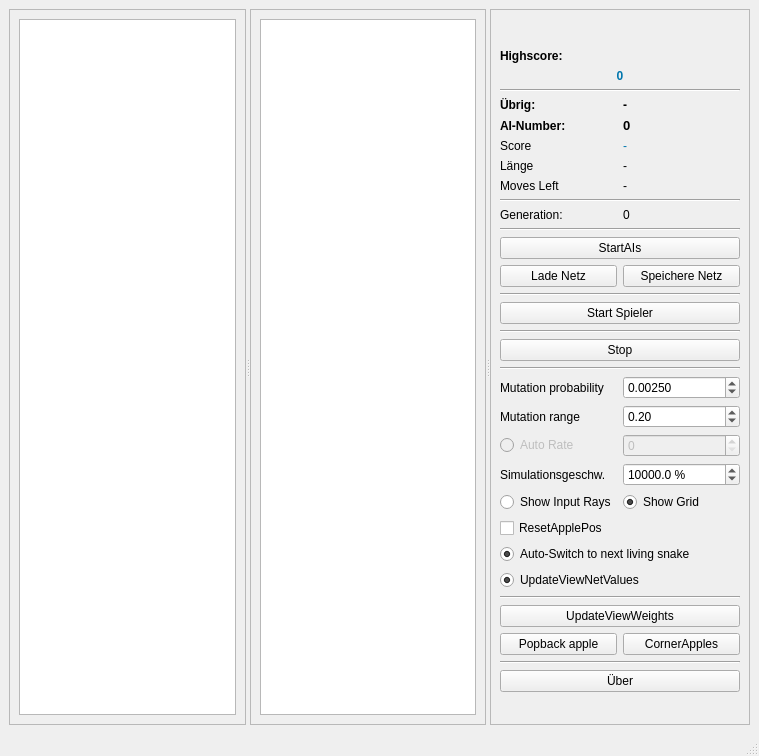
Qt form mainwindow.ui (M4RKUS28/SnakeIO) before a commit.
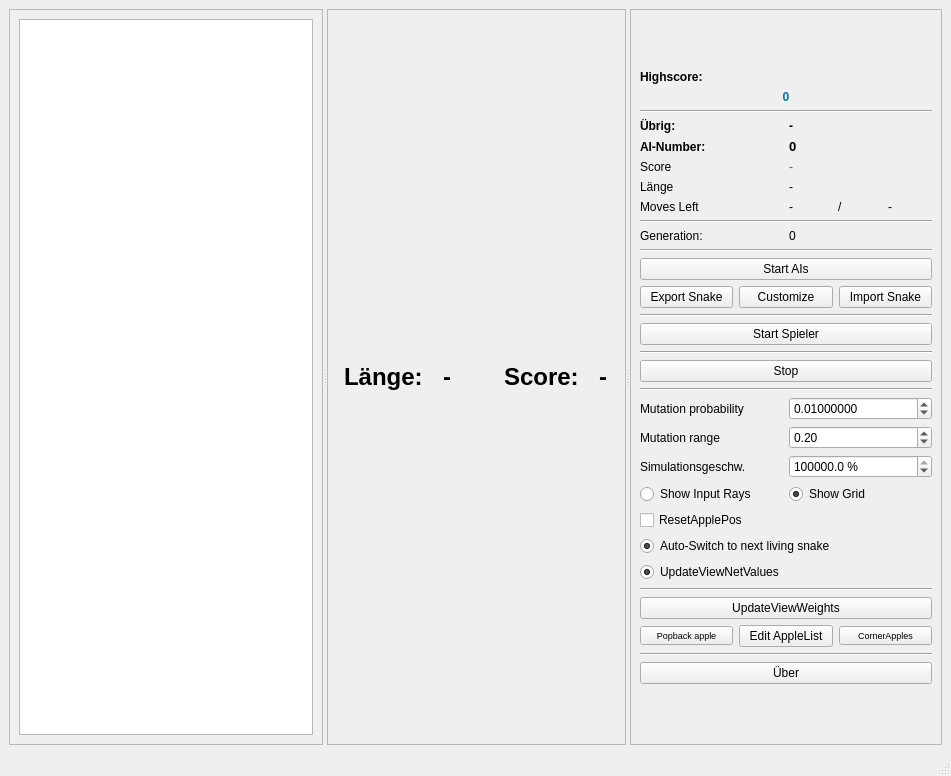
The same form after that commit. Icons and pictures are not drawn. Custom widgets are drawn as their Qt base class.

```diff
--- a/mainwindow.ui
+++ b/mainwindow.ui
@@ -6,8 +6,8 @@
    <rect>
     <x>0</x>
     <y>0</y>
-    <width>759</width>
-    <height>756</height>
+    <width>951</width>
+    <height>776</height>
    </rect>
   </property>
   <property name="windowTitle">
@@ -39,15 +39,15 @@
          <rect>
           <x>0</x>
           <y>0</y>
-          <width>235</width>
-          <height>714</height>
+          <width>306</width>
+          <height>734</height>
          </rect>
         </property>
         <layout class="QHBoxLayout" name="horizontalLayout_2">
          <item>
           <widget class="QGraphicsView" name="graphicsView_ViewNet">
            <property name="sizePolicy">
-            <sizepolicy hsizetype="Expanding" vsizetype="Expanding">
+            <sizepolicy hsizetype="Preferred" vsizetype="Preferred">
              <horstretch>0</horstretch>
              <verstretch>0</verstretch>
             </sizepolicy>
@@ -78,46 +78,164 @@
          <rect>
           <x>0</x>
           <y>0</y>
-          <width>234</width>
-          <height>714</height>
+          <width>307</width>
+          <height>734</height>
          </rect>
         </property>
-        <layout class="QHBoxLayout" name="horizontalLayout_3">
+        <property name="sizePolicy">
+         <sizepolicy hsizetype="Expanding" vsizetype="Expanding">
+          <horstretch>0</horstretch>
+          <verstretch>0</verstretch>
+         </sizepolicy>
+        </property>
+        <layout class="QVBoxLayout" name="verticalLayout">
+         <property name="sizeConstraint">
+          <enum>QLayout::SetDefaultConstraint</enum>
+         </property>
          <item>
-          <widget class="GraphicsView" name="graphicsView">
-           <property name="sizePolicy">
-            <sizepolicy hsizetype="Expanding" vsizetype="Expanding">
-             <horstretch>0</horstretch>
-             <verstretch>0</verstretch>
-            </sizepolicy>
+          <layout class="QHBoxLayout" name="horizontalLayout_3">
+           <property name="sizeConstraint">
+            <enum>QLayout::SetDefaultConstraint</enum>
            </property>
-           <property name="minimumSize">
-            <size>
-             <width>0</width>
-             <height>0</height>
-            </size>
-           </property>
-           <property name="maximumSize">
-            <size>
-             <width>16777215</width>
-             <height>999999</height>
-            </size>
-           </property>
-          </widget>
+           <item>
+            <spacer name="horizontalSpacer_2">
+             <property name="orientation">
+              <enum>Qt::Horizontal</enum>
+             </property>
+             <property name="sizeType">
+              <enum>QSizePolicy::Preferred</enum>
+             </property>
+             <property name="sizeHint" stdset="0">
+              <size>
+               <width>0</width>
+               <height>20</height>
+              </size>
+             </property>
+            </spacer>
+           </item>
+           <item>
+            <widget class="QLabel" name="label_12">
+             <property name="sizePolicy">
+              <sizepolicy hsizetype="Fixed" vsizetype="Fixed">
+               <horstretch>0</horstretch>
+               <verstretch>0</verstretch>
+              </sizepolicy>
+             </property>
+             <property name="font">
+              <font>
+               <pointsize>18</pointsize>
+               <bold>true</bold>
+              </font>
+             </property>
+             <property name="text">
+              <string>Länge: </string>
+             </property>
+            </widget>
+           </item>
+           <item>
+            <widget class="QLabel" name="label_length">
+             <property name="sizePolicy">
+              <sizepolicy hsizetype="Maximum" vsizetype="Fixed">
+               <horstretch>0</horstretch>
+               <verstretch>0</verstretch>
+              </sizepolicy>
+             </property>
+             <property name="font">
+              <font>
+               <pointsize>18</pointsize>
+               <bold>true</bold>
+              </font>
+             </property>
+             <property name="text">
+              <string>-</string>
+             </property>
+            </widget>
+           </item>
+           <item>
+            <spacer name="horizontalSpacer">
+             <property name="orientation">
+              <enum>Qt::Horizontal</enum>
+             </property>
+             <property name="sizeType">
+              <enum>QSizePolicy::Fixed</enum>
+             </property>
+             <property name="sizeHint" stdset="0">
+              <size>
+               <width>40</width>
+               <height>20</height>
+              </size>
+             </property>
+            </spacer>
+           </item>
+           <item>
+            <widget class="QLabel" name="label_11">
+             <property name="sizePolicy">
+              <sizepolicy hsizetype="Fixed" vsizetype="Fixed">
+               <horstretch>0</horstretch>
+               <verstretch>0</verstretch>
+              </sizepolicy>
+             </property>
+             <property name="font">
+              <font>
+               <pointsize>18</pointsize>
+               <bold>true</bold>
+              </font>
+             </property>
+             <property name="text">
+              <string>Score: </string>
+             </property>
+            </widget>
+           </item>
+           <item>
+            <widget class="QLabel" name="label_score">
+             <property name="sizePolicy">
+              <sizepolicy hsizetype="Maximum" vsizetype="Fixed">
+               <horstretch>0</horstretch>
+               <verstretch>0</verstretch>
+              </sizepolicy>
+             </property>
+             <property name="font">
+              <font>
+               <pointsize>18</pointsize>
+               <bold>true</bold>
+              </font>
+             </property>
+             <property name="text">
+              <string>-</string>
+             </property>
+            </widget>
+           </item>
+           <item>
+            <spacer name="horizontalSpacer_3">
+             <property name="orientation">
+              <enum>Qt::Horizontal</enum>
+             </property>
+             <property name="sizeType">
+              <enum>QSizePolicy::Preferred</enum>
+             </property>
+             <property name="sizeHint" stdset="0">
+              <size>
+               <width>0</width>
+               <height>20</height>
+              </size>
+             </property>
+            </spacer>
+           </item>
+          </layout>
          </item>
         </layout>
        </widget>
       </widget>
       <widget class="QScrollArea" name="scrollArea_3">
        <property name="sizePolicy">
-        <sizepolicy hsizetype="Fixed" vsizetype="Expanding">
+        <sizepolicy hsizetype="Preferred" vsizetype="Expanding">
          <horstretch>0</horstretch>
          <verstretch>0</verstretch>
         </sizepolicy>
        </property>
        <property name="minimumSize">
         <size>
-         <width>260</width>
+         <width>280</width>
          <height>0</height>
         </size>
        </property>
@@ -132,8 +250,8 @@
          <rect>
           <x>0</x>
           <y>0</y>
-          <width>244</width>
-          <height>724</height>
+          <width>306</width>
+          <height>734</height>
          </rect>
         </property>
         <property name="minimumSize">
@@ -145,52 +263,75 @@
         <layout class="QGridLayout" name="gridLayout">
          <item row="0" column="0">
           <layout class="QGridLayout" name="gridLayout_3">
+           <item row="11" column="0" colspan="2">
+            <widget class="Line" name="line_5">
+             <property name="orientation">
+              <enum>Qt::Horizontal</enum>
+             </property>
+            </widget>
+           </item>
+           <item row="8" column="0">
+            <widget class="QLabel" name="label_5">
+             <property name="text">
+              <string>Moves Left</string>
+             </property>
+            </widget>
+           </item>
+           <item row="7" column="1">
+            <widget class="QLabel" name="laength">
+             <property name="text">
+              <string>-</string>
+             </property>
+            </widget>
+           </item>
+           <item row="32" column="0" colspan="2">
+            <spacer name="verticalSpacer_4">
+             <property name="orientation">
+              <enum>Qt::Vertical</enum>
+             </property>
+             <property name="sizeType">
+              <enum>QSizePolicy::Expanding</enum>
+             </property>
+             <property name="sizeHint" stdset="0">
+              <size>
+               <width>20</width>
+               <height>10</height>
+              </size>
+             </property>
+            </spacer>
+           </item>
+           <item row="4" column="0">
+            <widget class="QLabel" name="label_2">
+             <property name="font">
+              <font>
+               <bold>true</bold>
+              </font>
+             </property>
+             <property name="text">
+              <string>Übrig:</string>
+             </property>
+            </widget>
+           </item>
            <item row="15" column="0" colspan="2">
-            <widget class="Line" name="line_6">
-             <property name="orientation">
-              <enum>Qt::Horizontal</enum>
-             </property>
-            </widget>
-           </item>
-           <item row="4" column="1">
-            <widget class="QLabel" name="label_count">
-             <property name="font">
-              <font>
-               <bold>true</bold>
-              </font>
-             </property>
+            <widget class="QPushButton" name="pushButton_2">
              <property name="text">
-              <string>-</string>
+              <string>Start Spieler</string>
              </property>
             </widget>
            </item>
-           <item row="21" column="1">
-            <widget class="QDoubleSpinBox" name="doubleSpinBoxMutRange">
+           <item row="19" column="1">
+            <widget class="QDoubleSpinBox" name="doubleSpinBox_learn_rate">
+             <property name="decimals">
+              <number>8</number>
+             </property>
+             <property name="maximum">
+              <double>1.000000000000000</double>
+             </property>
              <property name="singleStep">
-              <double>0.100000000000000</double>
+              <double>0.010000000000000</double>
              </property>
              <property name="value">
-              <double>0.200000000000000</double>
-             </property>
-            </widget>
-           </item>
-           <item row="27" column="0" colspan="2">
-            <widget class="QRadioButton" name="radioBUpdateViewNet">
-             <property name="text">
-              <string>UpdateViewNetValues</string>
-             </property>
-             <property name="checked">
-              <bool>true</bool>
-             </property>
-             <property name="autoExclusive">
-              <bool>false</bool>
-             </property>
-            </widget>
-           </item>
-           <item row="31" column="0">
-            <widget class="QPushButton" name="pushButton_3">
-             <property name="text">
-              <string>Popback apple</string>
+              <double>0.010000000000000</double>
              </property>
             </widget>
            </item>
@@ -207,59 +348,116 @@
              </property>
             </widget>
            </item>
-           <item row="6" column="1">
-            <widget class="QLabel" name="score">
-             <property name="styleSheet">
-              <string notr="true">color: rgb(0, 118, 173);</string>
-             </property>
-             <property name="text">
-              <string>-</string>
-             </property>
-            </widget>
+           <item row="8" column="1">
+            <layout class="QHBoxLayout" name="horizontalLayout_5">
+             <item>
+              <widget class="QLabel" name="moves_left">
+               <property name="text">
+                <string>-</string>
+               </property>
+               <property name="alignment">
+                <set>Qt::AlignLeading|Qt::AlignLeft|Qt::AlignVCenter</set>
+               </property>
+              </widget>
+             </item>
+             <item>
+              <widget class="QLabel" name="label_14">
+               <property name="sizePolicy">
+                <sizepolicy hsizetype="Fixed" vsizetype="Preferred">
+                 <horstretch>0</horstretch>
+                 <verstretch>0</verstretch>
+                </sizepolicy>
+               </property>
+               <property name="text">
+                <string>/</string>
+               </property>
+              </widget>
+             </item>
+             <item>
+              <widget class="QLabel" name="label_max_moves">
+               <property name="text">
+                <string>-</string>
+               </property>
+               <property name="alignment">
+                <set>Qt::AlignRight|Qt::AlignTrailing|Qt::AlignVCenter</set>
+               </property>
+              </widget>
+             </item>
+             <item>
+              <spacer name="horizontalSpacer_4">
+               <property name="orientation">
+                <enum>Qt::Horizontal</enum>
+               </property>
+               <property name="sizeType">
+                <enum>QSizePolicy::Preferred</enum>
+               </property>
+               <property name="sizeHint" stdset="0">
+                <size>
+                 <width>40</width>
+                 <height>0</height>
+                </size>
+               </property>
+              </spacer>
+             </item>
+            </layout>
            </item>
-           <item row="8" column="0">
-            <widget class="QLabel" name="label_5">
+           <item row="20" column="0">
+            <widget class="QLabel" name="label_10">
              <property name="text">
-              <string>Moves Left</string>
+              <string>Mutation range</string>
              </property>
             </widget>
            </item>
-           <item row="13" column="1">
-            <widget class="QPushButton" name="pushButton_store">
+           <item row="21" column="0">
+            <widget class="QLabel" name="label_8">
              <property name="text">
-              <string>Speichere Netz</string>
+              <string>Simulationsgeschw.</string>
              </property>
             </widget>
            </item>
-           <item row="10" column="1">
-            <widget class="QLabel" name="label_10_gen">
+           <item row="27" column="0" colspan="2">
+            <widget class="QPushButton" name="pushButton_updateWeights">
              <property name="text">
-              <string>0</string>
+              <string>UpdateViewWeights</string>
              </property>
             </widget>
            </item>
-           <item row="18" column="0" colspan="2">
-            <widget class="QPushButton" name="pushButton">
-             <property name="text">
-              <string>Stop</string>
-             </property>
-            </widget>
+           <item row="28" column="0" colspan="2">
+            <layout class="QHBoxLayout" name="horizontalLayout_4">
+             <item>
+              <widget class="QPushButton" name="pushButton_3">
+               <property name="font">
+                <font>
+                 <pointsize>7</pointsize>
+                </font>
+               </property>
+               <property name="text">
+                <string>Popback apple</string>
+               </property>
+              </widget>
+             </item>
+             <item>
+              <widget class="QPushButton" name="pushButton_8">
+               <property name="text">
+                <string>Edit AppleList</string>
+               </property>
+              </widget>
+             </item>
+             <item>
+              <widget class="QPushButton" name="pushButton_4">
+               <property name="font">
+                <font>
+                 <pointsize>7</pointsize>
+                </font>
+               </property>
+               <property name="text">
+                <string>CornerApples</string>
+               </property>
+              </widget>
+             </item>
+            </layout>
            </item>
-           <item row="29" column="0" colspan="2">
-            <widget class="Line" name="line">
-             <property name="orientation">
-              <enum>Qt::Horizontal</enum>
-             </property>
-            </widget>
-           </item>
-           <item row="13" column="0">
-            <widget class="QPushButton" name="pushButton_load">
-             <property name="text">
-              <string>Lade Netz</string>
-             </property>
-            </widget>
-           </item>
-           <item row="23" column="1">
+           <item row="21" column="1">
             <widget class="QDoubleSpinBox" name="doubleSpinBox_speed">
              <property name="suffix">
               <string> %</string>
@@ -271,22 +469,73 @@
               <double>0.100000000000000</double>
              </property>
              <property name="maximum">
-              <double>9999999.000000000000000</double>
+              <double>99999999.000000000000000</double>
              </property>
              <property name="value">
-              <double>10000.000000000000000</double>
+              <double>99999999.000000000000000</double>
              </property>
             </widget>
            </item>
-           <item row="10" column="0">
-            <widget class="QLabel" name="label_9">
+           <item row="2" column="0" colspan="2">
+            <widget class="QLabel" name="highscore">
+             <property name="font">
+              <font>
+               <bold>true</bold>
+              </font>
+             </property>
+             <property name="styleSheet">
+              <string notr="true">color: rgb(0, 118, 173);</string>
+             </property>
              <property name="text">
-              <string>Generation:</string>
+              <string>0</string>
              </property>
+             <property name="alignment">
+              <set>Qt::AlignCenter</set>
+             </property>
             </widget>
            </item>
-           <item row="34" column="0" colspan="2">
-            <spacer name="verticalSpacer_4">
+           <item row="26" column="0" colspan="2">
+            <widget class="Line" name="line">
+             <property name="orientation">
+              <enum>Qt::Horizontal</enum>
+             </property>
+            </widget>
+           </item>
+           <item row="19" column="0">
+            <widget class="QLabel" name="label_7">
+             <property name="text">
+              <string>Mutation probability</string>
+             </property>
+            </widget>
+           </item>
+           <item row="3" column="0" colspan="2">
+            <widget class="Line" name="line_4">
+             <property name="orientation">
+              <enum>Qt::Horizontal</enum>
+             </property>
+            </widget>
+           </item>
+           <item row="5" column="0">
+            <widget class="QLabel" name="label_4">
+             <property name="font">
+              <font>
+               <bold>true</bold>
+              </font>
+             </property>
+             <property name="text">
+              <string>AI-Number:</string>
+             </property>
+            </widget>
+           </item>
+           <item row="29" column="0" colspan="2">
+            <widget class="Line" name="line_8">
+             <property name="orientation">
+              <enum>Qt::Horizontal</enum>
+             </property>
+            </widget>
+           </item>
+           <item row="0" column="0" colspan="2">
+            <spacer name="verticalSpacer_3">
              <property name="orientation">
               <enum>Qt::Vertical</enum>
              </property>
@@ -296,42 +545,66 @@
              <property name="sizeHint" stdset="0">
               <size>
                <width>20</width>
-               <height>10</height>
+               <height>30</height>
               </size>
              </property>
             </spacer>
            </item>
-           <item row="22" column="1">
-            <widget class="QSpinBox" name="spinBox_aut_versch">
-             <property name="enabled">
-              <bool>false</bool>
+           <item row="6" column="1">
+            <widget class="QLabel" name="score">
+             <property name="styleSheet">
+              <string notr="true">color: rgb(0, 118, 173);</string>
              </property>
-             <property name="maximum">
-              <number>9999</number>
+             <property name="text">
+              <string>-</string>
+             </property>
+            </widget>
+           </item>
+           <item row="1" column="0" colspan="2">
+            <widget class="QLabel" name="label_6">
+             <property name="font">
+              <font>
+               <bold>true</bold>
+              </font>
+             </property>
+             <property name="text">
+              <string>Highscore:</string>
+             </property>
+            </widget>
+           </item>
+           <item row="7" column="0">
+            <widget class="QLabel" name="label_3">
+             <property name="text">
+              <string>Länge</string>
              </property>
             </widget>
            </item>
            <item row="25" column="0" colspan="2">
-            <widget class="QCheckBox" name="checkBoxresetapples">
+            <widget class="QRadioButton" name="radioBUpdateViewNet">
              <property name="text">
-              <string>ResetApplePos</string>
+              <string>UpdateViewNetValues</string>
+             </property>
+             <property name="checked">
+              <bool>true</bool>
+             </property>
+             <property name="autoExclusive">
+              <bool>false</bool>
+             </property>
+            </widget>
+           </item>
+           <item row="4" column="1">
+            <widget class="QLabel" name="label_count">
+             <property name="font">
+              <font>
+               <bold>true</bold>
+              </font>
+             </property>
+             <property name="text">
+              <string>-</string>
              </property>
             </widget>
            </item>
            <item row="22" column="0">
-            <widget class="QRadioButton" name="radioButtonAutoRate">
-             <property name="enabled">
-              <bool>false</bool>
-             </property>
-             <property name="text">
-              <string>Auto Rate</string>
-             </property>
-             <property name="autoExclusive">
-              <bool>false</bool>
-             </property>
-            </widget>
-           </item>
-           <item row="24" column="0">
             <widget class="QRadioButton" name="radioButtonrays">
              <property name="text">
               <string>Show Input Rays</string>
@@ -341,42 +614,14 @@
              </property>
             </widget>
            </item>
-           <item row="20" column="0">
-            <widget class="QLabel" name="label_7">
-             <property name="text">
-              <string>Mutation probability</string>
-             </property>
-            </widget>
-           </item>
-           <item row="8" column="1">
-            <widget class="QLabel" name="moves_left">
-             <property name="text">
-              <string>-</string>
-             </property>
-            </widget>
-           </item>
-           <item row="17" column="0" colspan="2">
+           <item row="16" column="0" colspan="2">
             <widget class="Line" name="line_7">
              <property name="orientation">
               <enum>Qt::Horizontal</enum>
              </property>
             </widget>
            </item>
-           <item row="12" column="0" colspan="2">
-            <widget class="QPushButton" name="pushButtonStart">
-             <property name="text">
-              <string>StartAIs</string>
-             </property>
-            </widget>
-           </item>
-           <item row="7" column="1">
-            <widget class="QLabel" name="laength">
-             <property name="text">
-              <string>-</string>
-             </property>
-            </widget>
-           </item>
-           <item row="33" column="0" colspan="2">
+           <item row="30" column="0" colspan="2">
             <layout class="QHBoxLayout" name="horizontalLayout_theme">
              <item>
               <widget class="QPushButton" name="pushButton_ueber">
@@ -387,62 +632,75 @@
              </item>
             </layout>
            </item>
-           <item row="0" column="0" colspan="2">
-            <spacer name="verticalSpacer_3">
-             <property name="orientation">
-              <enum>Qt::Vertical</enum>
-             </property>
-             <property name="sizeType">
-              <enum>QSizePolicy::Expanding</enum>
-             </property>
-             <property name="sizeHint" stdset="0">
-              <size>
-               <width>20</width>
-               <height>30</height>
-              </size>
-             </property>
-            </spacer>
-           </item>
-           <item row="21" column="0">
-            <widget class="QLabel" name="label_10">
+           <item row="23" column="0" colspan="2">
+            <widget class="QCheckBox" name="checkBoxresetapples">
              <property name="text">
-              <string>Mutation range</string>
+              <string>ResetApplePos</string>
              </property>
             </widget>
            </item>
-           <item row="30" column="0" colspan="2">
-            <widget class="QPushButton" name="pushButton_updateWeights">
+           <item row="24" column="0" colspan="2">
+            <widget class="QRadioButton" name="radioButtonreconnect">
              <property name="text">
-              <string>UpdateViewWeights</string>
+              <string>Auto-Switch to next living snake</string>
              </property>
-            </widget>
-           </item>
-           <item row="3" column="0" colspan="2">
-            <widget class="Line" name="line_4">
-             <property name="orientation">
-              <enum>Qt::Horizontal</enum>
+             <property name="checked">
+              <bool>true</bool>
              </property>
+             <property name="autoExclusive">
+              <bool>false</bool>
+             </property>
             </widget>
            </item>
-           <item row="31" column="1">
-            <widget class="QPushButton" name="pushButton_4">
+           <item row="12" column="0" colspan="2">
+            <widget class="QPushButton" name="pushButtonStart">
              <property name="text">
-              <string>CornerApples</string>
+              <string>Start AIs</string>
              </property>
             </widget>
            </item>
-           <item row="4" column="0">
-            <widget class="QLabel" name="label_2">
-             <property name="font">
-              <font>
-               <bold>true</bold>
-              </font>
+           <item row="20" column="1">
+            <widget class="QDoubleSpinBox" name="doubleSpinBoxMutRange">
+             <property name="singleStep">
+              <double>0.100000000000000</double>
              </property>
+             <property name="value">
+              <double>0.200000000000000</double>
+             </property>
+            </widget>
+           </item>
+           <item row="17" column="0" colspan="2">
+            <widget class="QPushButton" name="pushButton">
              <property name="text">
-              <string>Übrig:</string>
+              <string>Stop</string>
              </property>
             </widget>
            </item>
+           <item row="13" column="0" colspan="2">
+            <layout class="QHBoxLayout" name="horizontalLayout">
+             <item>
+              <widget class="QPushButton" name="pushButton_export">
+               <property name="text">
+                <string>Export Snake</string>
+               </property>
+              </widget>
+             </item>
+             <item>
+              <widget class="QPushButton" name="pushButton_7">
+               <property name="text">
+                <string>Customize</string>
+               </property>
+              </widget>
+             </item>
+             <item>
+              <widget class="QPushButton" name="pushButton_import">
+               <property name="text">
+                <string>Import Snake</string>
+               </property>
+              </widget>
+             </item>
+            </layout>
+           </item>
            <item row="6" column="0">
             <widget class="QLabel" name="label">
              <property name="text">
@@ -450,58 +708,6 @@
              </property>
             </widget>
            </item>
-           <item row="11" column="0" colspan="2">
-            <widget class="Line" name="line_5">
-             <property name="orientation">
-              <enum>Qt::Horizontal</enum>
-             </property>
-            </widget>
-           </item>
-           <item row="24" column="1">
-            <widget class="QRadioButton" name="radioButtonShowGrid">
-             <property name="text">
-              <string>Show Grid</string>
-             </property>
-             <property name="checked">
-              <bool>true</bool>
-             </property>
-             <property name="autoExclusive">
-              <bool>false</bool>
-             </property>
-            </widget>
-           </item>
-           <item row="26" column="0" colspan="2">
-            <widget class="QRadioButton" name="radioButtonreconnect">
-             <property name="text">
-              <string>Auto-Switch to next living snake</string>
-             </property>
-             <property name="checked">
-              <bool>true</bool>
-             </property>
-             <property name="autoExclusive">
-              <bool>false</bool>
-             </property>
-            </widget>
-           </item>
-           <item row="5" column="0">
-            <widget class="QLabel" name="label_4">
-             <property name="font">
-              <font>
-               <bold>true</bold>
-              </font>
-             </property>
-             <property name="text">
-              <string>AI-Number:</string>
-             </property>
-            </widget>
-           </item>
-           <item row="32" column="0" colspan="2">
-            <widget class="Line" name="line_8">
-             <property name="orientation">
-              <enum>Qt::Horizontal</enum>
-             </property>
-            </widget>
-           </item>
            <item row="9" column="0" colspan="2">
             <widget class="Line" name="line_2">
              <property name="orientation">
@@ -509,77 +715,44 @@
              </property>
             </widget>
            </item>
-           <item row="23" column="0">
-            <widget class="QLabel" name="label_8">
+           <item row="10" column="0">
+            <widget class="QLabel" name="label_9">
              <property name="text">
-              <string>Simulationsgeschw.</string>
+              <string>Generation:</string>
              </property>
             </widget>
            </item>
-           <item row="19" column="0" colspan="2">
+           <item row="22" column="1">
+            <widget class="QRadioButton" name="radioButtonShowGrid">
+             <property name="text">
+              <string>Show Grid</string>
+             </property>
+             <property name="checked">
+              <bool>true</bool>
+             </property>
+             <property name="autoExclusive">
+              <bool>false</bool>
+             </property>
+            </widget>
+           </item>
+           <item row="14" column="0" colspan="2">
+            <widget class="Line" name="line_6">
+             <property name="orientation">
+              <enum>Qt::Horizontal</enum>
+             </property>
+            </widget>
+           </item>
+           <item row="18" column="0" colspan="2">
             <widget class="Line" name="line_3">
              <property name="orientation">
               <enum>Qt::Horizontal</enum>
              </property>
             </widget>
            </item>
-           <item row="7" column="0">
-            <widget class="QLabel" name="label_3">
-             <property name="text">
-              <string>Länge</string>
-             </property>
-            </widget>
-           </item>
-           <item row="20" column="1">
-            <widget class="QDoubleSpinBox" name="doubleSpinBox_learn_rate">
-             <property name="decimals">
-              <number>5</number>
-             </property>
-             <property name="maximum">
-              <double>1.000000000000000</double>
-             </property>
-             <property name="singleStep">
-              <double>0.010000000000000</double>
-             </property>
-             <property name="value">
-              <double>0.002500000000000</double>
-             </property>
-            </widget>
-           </item>
-           <item row="16" column="0" colspan="2">
-            <widget class="QPushButton" name="pushButton_2">
-             <property name="text">
-              <string>Start Spieler</string>
-             </property>
-            </widget>
-           </item>
-           <item row="2" column="0" colspan="2">
-            <widget class="QLabel" name="highscore">
-             <property name="font">
-              <font>
-               <bold>true</bold>
-              </font>
-             </property>
-             <property name="styleSheet">
-              <string notr="true">color: rgb(0, 118, 173);</string>
-             </property>
+           <item row="10" column="1">
+            <widget class="QLabel" name="label_10_gen">
              <property name="text">
               <string>0</string>
-             </property>
-             <property name="alignment">
-              <set>Qt::AlignCenter</set>
-             </property>
-            </widget>
-           </item>
-           <item row="1" column="0" colspan="2">
-            <widget class="QLabel" name="label_6">
-             <property name="font">
-              <font>
-               <bold>true</bold>
-              </font>
-             </property>
-             <property name="text">
-              <string>Highscore:</string>
              </property>
             </widget>
            </item>
@@ -599,13 +772,6 @@
    </property>
   </action>
  </widget>
- <customwidgets>
-  <customwidget>
-   <class>GraphicsView</class>
-   <extends>QGraphicsView</extends>
-   <header location="global">graphicsview.h</header>
-  </customwidget>
- </customwidgets>
  <resources>
   <include location="resources.qrc"/>
  </resources>
```
